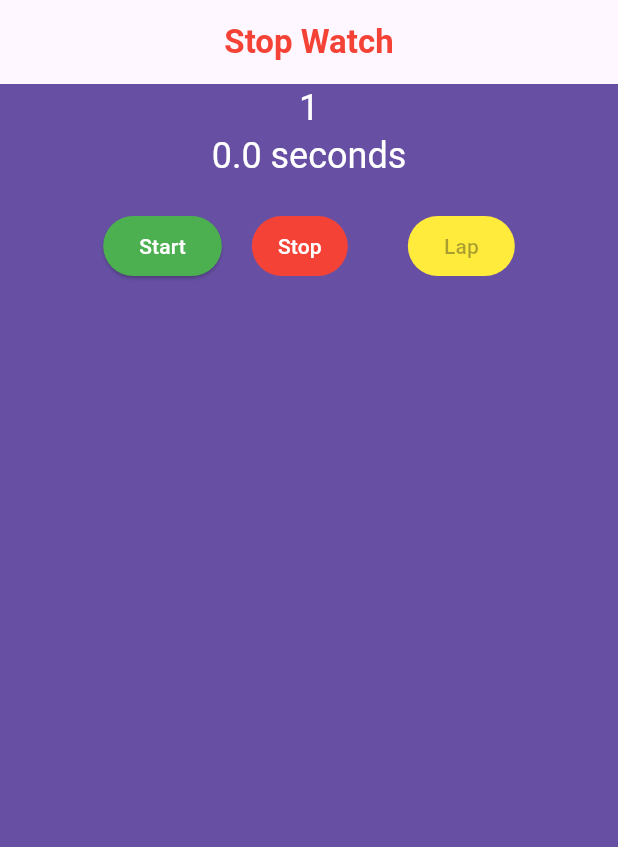
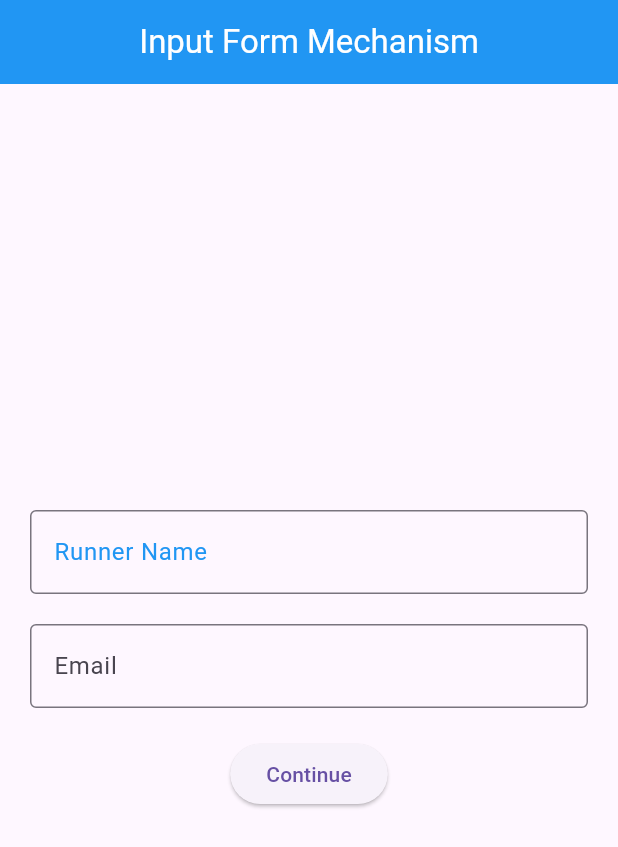
Before and after one commit to sarojghalan/Let_Me_Awake_Flutter_Dev_Inside_Me, a Flutter app: the screen it shows after launch, on a phone screen of 412 x 824 dp. Shown: the top 847 px of the screen. Run offline on Flutter 3.47's test engine with Material 3 defaults, Android fonts, the light colour scheme and no system bars.

Commit message:
TARGET : INPUT FORM MECHANISM (#4)
* input form screen displayed

* `Target`: Input Form Mechanism completed

```diff
--- a/lib/main.dart
+++ b/lib/main.dart
@@ -1,4 +1,5 @@
 
+import 'package:awakened_flutter/views/screens/input-form/input_form.dart';
 import 'package:awakened_flutter/views/screens/stopwatch/stop_watch_screen.dart';
 import 'package:flutter/material.dart';
 
@@ -14,7 +15,7 @@ class MyApp extends StatelessWidget {
   Widget build(BuildContext context) {
     return const MaterialApp(
       debugShowCheckedModeBanner: false,
-      home: StopWatch()
+      home: InputForm()
     );
   }
 }
--- /dev/null
+++ b/lib/views/screens/input-form/input_form.dart
@@ -0,0 +1,116 @@
+import 'package:flutter/material.dart';
+
+class InputForm extends StatefulWidget {
+  const InputForm({super.key});
+
+  @override
+  State<InputForm> createState() => _InputFormState();
+}
+
+class _InputFormState extends State<InputForm> {
+  bool loggedIn = false;
+  String name = '';
+  bool isVisible = false;
+
+  final _nameController = TextEditingController();
+  final _emailController = TextEditingController();
+  final _formKey = GlobalKey<FormState>();
+
+  @override
+  void dispose() {
+    _emailController.dispose();
+    _nameController.dispose();
+    super.dispose();
+  }
+
+  void _validate() {
+    final form = _formKey.currentState;
+    if (form?.validate() != true) {
+      return;
+    }
+    setState(() {
+      loggedIn = true;
+      name = _nameController.text;
+      isVisible = true;
+    });
+  }
+
+  @override
+  Widget build(BuildContext context) {
+    return Scaffold(
+      appBar: AppBar(
+        title: const Text(
+          'Input Form Mechanism',
+          style: TextStyle(color: Colors.white),
+        ),
+        backgroundColor: Colors.blue,
+        centerTitle: true,
+      ),
+      body: _buildInputForm(),
+    );
+  }
+
+  Widget _buildSuccess() {
+    return Column(
+      mainAxisAlignment: MainAxisAlignment.center,
+      children: [
+        const Icon(
+          Icons.check,
+          color: Colors.orangeAccent,
+        ),
+        Text('Hi $name')
+      ],
+    );
+  }
+
+  Widget _buildInputForm() {
+    return Form(
+      key: _formKey,
+      child: Padding(
+        padding: const EdgeInsets.all(20.0),
+        child: Column(
+          mainAxisAlignment: MainAxisAlignment.center,
+          children: [
+            if (isVisible)
+              Text(
+                _nameController.text,
+                style: const TextStyle(
+                    color: Colors.blue,
+                    fontWeight: FontWeight.bold,
+                    fontSize: 36),
+              ),
+            TextFormField(
+              controller: _nameController,
+              decoration: const InputDecoration(
+                  labelText: 'Runner Name',
+                  labelStyle: TextStyle(color: Colors.blue),
+                  border: OutlineInputBorder()),
+              validator: (text) =>
+                  text!.isEmpty ? 'Enter the runner\'s name.' : null,
+            ),
+            const SizedBox(height: 20.0),
+            TextFormField(
+              controller: _emailController,
+              keyboardType: TextInputType.emailAddress,
+              decoration: const InputDecoration(labelText: 'Email',border: OutlineInputBorder()),
+              validator: (text) {
+                if (text!.isEmpty) {
+                  return 'Enter the runner\'s email';
+                }
+                final regex = RegExp('[^@]+@[^.]+..+');
+                if (!regex.hasMatch(text)) {
+                  return 'Enter a valid email';
+                }
+                return null;
+              },
+            ),
+            const SizedBox(
+              height: 20,
+            ),
+            ElevatedButton(onPressed: _validate, child: const Text('Continue'))
+          ],
+        ),
+      ),
+    );
+  }
+}
```
